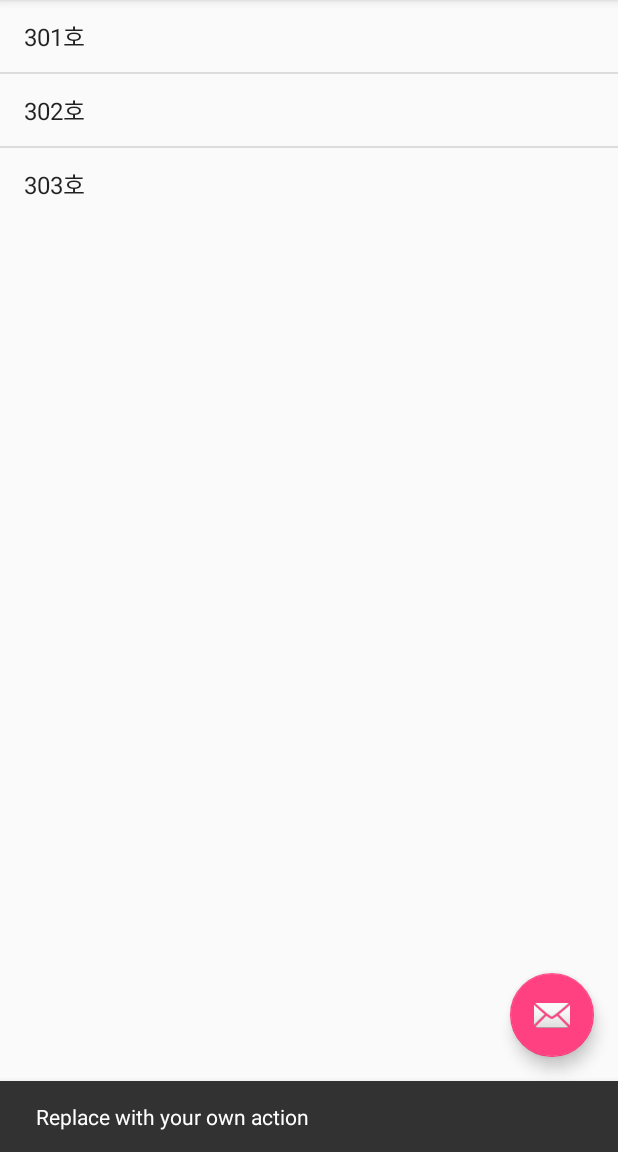
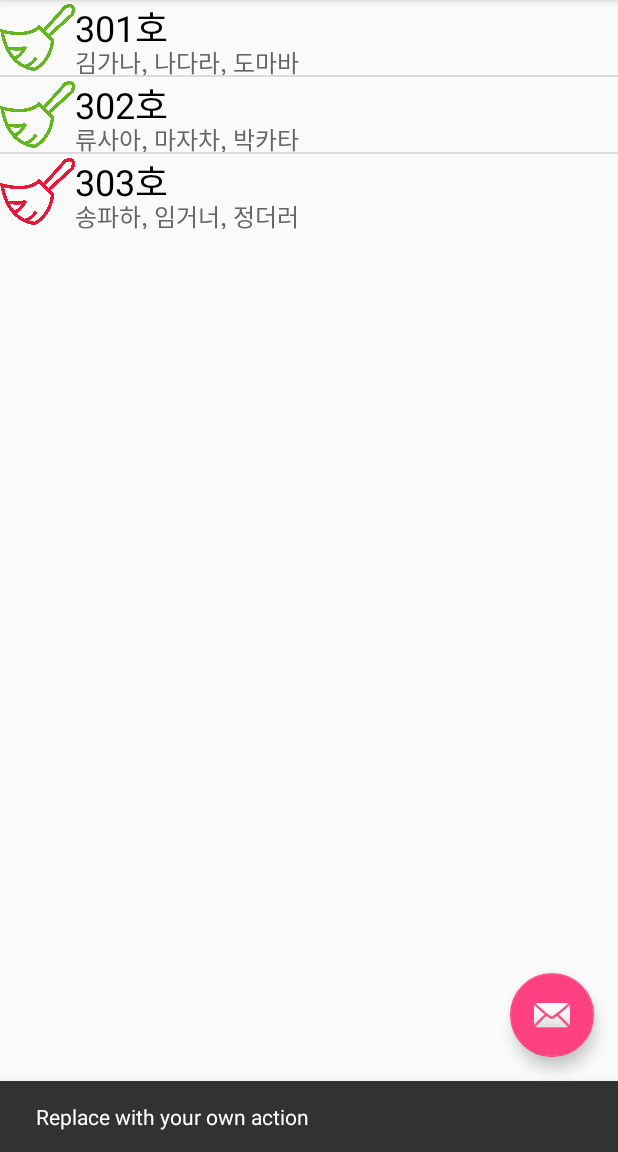
Before and after one commit to CHANMYUNG/SW-Camp-Hackathon-Chivalry, an Android app: the screen it shows after launch (MainActivity), after a tap on an icon or button, on a phone screen of 412 x 824 dp, the part 84-1236 px from its top. Run offline under Robolectric (Android 15) with nearby library versions, the phone set to English and light mode, and no system bars.

Commit message:
modify main listview example

```diff
--- a/MyApplication/app/src/main/java/com/example/a10102/myapplication/ListViewAdapter.java
+++ b/MyApplication/app/src/main/java/com/example/a10102/myapplication/ListViewAdapter.java
@@ -1,11 +1,13 @@
 package com.example.a10102.myapplication;
 
 import android.content.Context;
+import android.graphics.drawable.Drawable;
 import android.view.LayoutInflater;
 import android.view.View;
 import android.view.ViewGroup;
 import android.widget.BaseAdapter;
 import android.widget.ImageView;
+import android.widget.TextView;
 
 import java.util.ArrayList;
 
@@ -40,5 +42,40 @@ public class ListViewAdapter extends BaseAdapter {
 
         // 화면에 표시될 View(Layout이 inflate된)으로부터 위젯에 대한 참조 획득
         ImageView iconImageView = (ImageView) convertView.findViewById(R.id.imageview1);
+        TextView titleTextView = (TextView) convertView.findViewById(R.id.textView1);
+        TextView descTextView = (TextView) convertView.findViewById(R.id.textView2);
+
+        // Data Set(listViewItemList)에서 position에 위치한 데이터 참조 획득
+        ListViewItem listViewItem = listViewItemList.get(position);
+
+        // 아이템 내 각 위젯에 데이터 반영
+        iconImageView.setImageDrawable(listViewItem.getIcon());
+        titleTextView.setText(listViewItem.getTitle());
+        descTextView.setText(listViewItem.getDesc());
+
+        return convertView;
+    }
+
+    // 지정한 위치(position)에 있느 데이터와 관계된 아이템(row)의 ID를 리턴 : 필수 구현
+    @Override
+    public long getItemId(int position) {
+        return position;
+    }
+
+    // 지정된 위치(position)에 있는 데이터 리턴 : 필수 구현
+    @Override
+    public Object getItem(int position) {
+        return listViewItemList.get(position);
+    }
+
+    // 아이템 데이터 추가를 위한 함수 : 개발자가 원하는대로 작성 가능
+    public void addItem(Drawable icon, String title, String desc) {
+        ListViewItem item = new ListViewItem();
+
+        item.setIcon(icon);
+        item.setTitle(title);
+        item.setDesc(desc);
+
+        listViewItemList.add(item);
     }
 }
--- a/MyApplication/app/src/main/java/com/example/a10102/myapplication/MainActivity.java
+++ b/MyApplication/app/src/main/java/com/example/a10102/myapplication/MainActivity.java
@@ -3,6 +3,7 @@ package com.example.a10102.myapplication;
 import android.os.Bundle;
 import android.support.design.widget.FloatingActionButton;
 import android.support.design.widget.Snackbar;
+import android.support.v4.content.ContextCompat;
 import android.view.View;
 import android.support.design.widget.NavigationView;
 import android.support.v4.view.GravityCompat;
@@ -17,9 +18,6 @@ import android.widget.ListView;
 
 public class MainActivity extends AppCompatActivity
         implements NavigationView.OnNavigationItemSelectedListener {
-
-    // ListView
-    static final String[] ListMenu = {"301호", "302호", "303호"};
 
     @Override
     protected void onCreate(Bundle savedInstanceState) {
@@ -47,11 +45,24 @@ public class MainActivity extends AppCompatActivity
         navigationView.setNavigationItemSelectedListener(this);
 
         // ListView
-        ArrayAdapter<String> adapter = new ArrayAdapter<>(this, android.R.layout.simple_list_item_1, ListMenu);
+        ListView listview;
+        ListViewAdapter adapter;
 
-        ListView listview = (ListView) findViewById(R.id.roomlistView);
+        // Adapter 생성
+        adapter = new ListViewAdapter();
+
+        // ListView 참조 및 Adapter 달기
+        listview = (ListView) findViewById(R.id.roomlistView);
         listview.setAdapter(adapter);
 
+        // 첫 번째 아이템 추가
+        adapter.addItem(ContextCompat.getDrawable(this, R.drawable.greenbroom), "301호", "김가나, 나다라, 도마바");
+
+        // 두 번째 아이템 추가
+        adapter.addItem(ContextCompat.getDrawable(this, R.drawable.greenbroom), "302호", "류사아, 마자차, 박카타");
+
+        // 세 번째 아이템 추가
+        adapter.addItem(ContextCompat.getDrawable(this, R.drawable.redbroom), "303호", "송파하, 임거너, 정더러");
 
     }
 
--- a/MyApplication/app/src/main/res/layout/listview_item.xml
+++ b/MyApplication/app/src/main/res/layout/listview_item.xml
@@ -3,9 +3,10 @@
     android:orientation="horizontal" android:layout_width="match_parent"
     android:layout_height="match_parent">
     <ImageView
-        android:layout_width="wrap_content"
-        android:layout_height="match_parent"
+        android:layout_width="50dp"
+        android:layout_height="50dp"
         android:id="@+id/imageview1"
+        android:layout_gravity="end"
         android:layout_weight="1"/>
     <LinearLayout
         android:layout_width="wrap_content"
```
